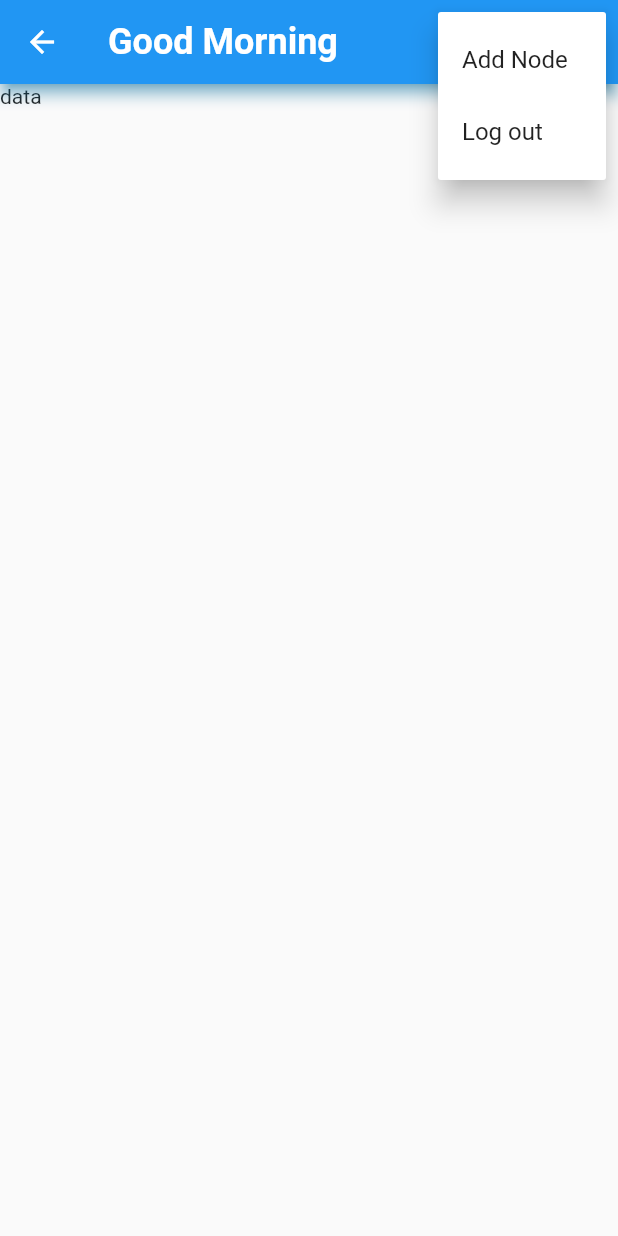
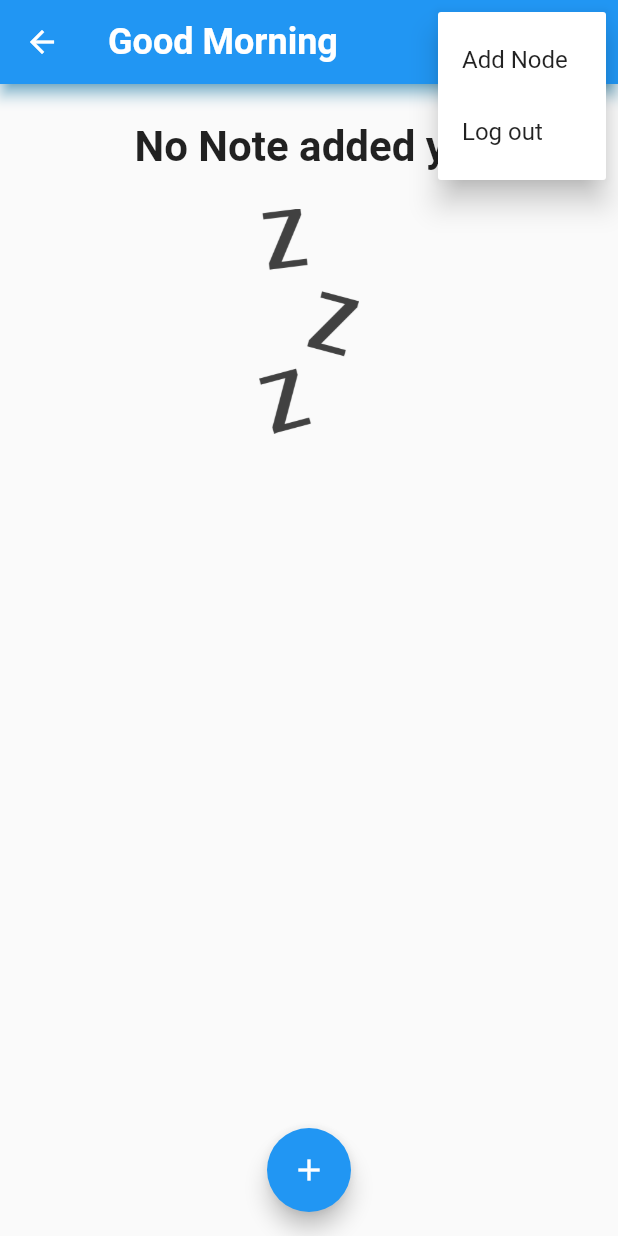
Before and after one commit to hassanbileh/firstNotes, a Flutter app: the MainUi screen opened by its route, after a tap on the "more vert" icon, on a phone screen of 412 x 824 dp. Run offline on Flutter 3.47's test engine with Material 2 defaults, Android fonts, the phone set to English and light mode, and no system bars; our stand-ins replace firebase_auth, firebase_core; accounts and stored records are empty; network calls fail.

Commit message:
Step-4.1

```diff
--- a/lib/widgets/main_ui.dart
+++ b/lib/widgets/main_ui.dart
@@ -1,11 +1,12 @@
 import 'package:firebase_auth/firebase_auth.dart';
 import 'package:flutter/material.dart';
-import '../models/node.dart';
+import '../models/note.dart';
 import './new_node.dart';
 import 'dart:developer' as devtools show log; //? log est une alternative a print
+import 'note_list.dart';
+
 /*? on import slmnt log grace a show et specifie ce log
 garce a devtool pour qu'il soit pas melangé avec les autres log */
-
 
 enum MenuAction {
   addNewNode,
@@ -13,14 +14,15 @@ enum MenuAction {
 }
 
 class MainUi extends StatefulWidget {
-  const MainUi({super.key});
+  const MainUi();
 
   @override
   State<MainUi> createState() => _MainUiState();
 }
 
 class _MainUiState extends State<MainUi> {
-  List<Note> _userNodes = [];
+  //Liste des Notes
+  final List<Note> _userNotes = [];
 
   // ? Fonction de Greeting par rapport a l'heure
   String _greeting() {
@@ -50,17 +52,8 @@ class _MainUiState extends State<MainUi> {
       text: txNode,
     );
     setState(() {
-      _userNodes.add(newNd);
+      _userNotes.add(newNd);
     });
-  }
-
-  void logout() {
-    final user = FirebaseAuth.instance.currentUser;
-    if (user != null) {
-      user.reload();
-    } else {
-      return;
-    }
   }
 
   @override
@@ -70,7 +63,7 @@ class _MainUiState extends State<MainUi> {
         title: Padding(
           padding: const EdgeInsets.only(top: 8.0, bottom: 8.0, right: 50.0),
           child: Text(
-            style: TextStyle(
+            style: const TextStyle(
               fontSize: 24,
               fontWeight: FontWeight.bold,
             ),
@@ -82,30 +75,37 @@ class _MainUiState extends State<MainUi> {
           //? PopupMenuButton
           //? on crée d'abord le MenuAction enum et on l'utilise dans PopMenuButton
           PopupMenuButton<MenuAction>(
-            onSelected: (value) async{
+            onSelected: (value) async {
               switch (value) {
                 case MenuAction.addNewNode:
                   return _startAddNewNode(context);
                 case MenuAction.logout:
-
                   final shouldLogout = await showAlertDialog(context);
                   devtools.log(shouldLogout.toString());
-                  if (shouldLogout){
+                  if (shouldLogout) {
+                    //? en cas de deconnexion
                     await FirebaseAuth.instance.signOut();
-                    Navigator.of(context).pushNamedAndRemoveUntil('/login', (_) => false);
+                    setState(() {
+                      Navigator.of(context)
+                        .pushNamedAndRemoveUntil('/login', (_) => false);
+                    });
+
                   }
 
                   break;
                 default:
               }
             },
+
+            // Menu Action builder
             itemBuilder: (value) {
               return [
-                const PopupMenuItem<MenuAction>(
+                //? Popup du menuItem
+                 PopupMenuItem<MenuAction>(
                   value: MenuAction.addNewNode,
                   child: Text('Add Node'),
                 ),
-                const PopupMenuItem<MenuAction>(
+                 PopupMenuItem<MenuAction>(
                   value: MenuAction.logout,
                   child: Text('Log out'),
                 ),
@@ -114,7 +114,15 @@ class _MainUiState extends State<MainUi> {
           )
         ],
       ),
-      body: const Text('data'),
+      body: Column(children: [
+
+        NoteList(_userNotes),
+      ]),
+      floatingActionButtonLocation: FloatingActionButtonLocation.centerFloat,
+      floatingActionButton: FloatingActionButton(
+        child: const Icon(Icons.add),
+        onPressed: () => _startAddNewNode(context),
+      ),
     );
   }
 }
@@ -132,12 +140,15 @@ Future<bool> showAlertDialog(BuildContext context) {
         ),
         content: const Text('Are you sure to logout'),
         actions: [
+          // Cancel logout
           TextButton(
             onPressed: () {
               Navigator.of(context).pop(false);
             },
             child: const Text('Cancel'),
           ),
+
+          // Confirme logout
           TextButton(
             onPressed: () {
               Navigator.of(context).pop(true);
--- /dev/null
+++ b/lib/widgets/note_list.dart
@@ -0,0 +1,79 @@
+import 'package:flutter/material.dart';
+
+import '../models/note.dart';
+
+class NoteList extends StatelessWidget {
+  List<Note> notes = [];
+  NoteList(this.notes);
+
+  @override
+  Widget build(BuildContext context) {
+    return Container(
+      child: notes.isEmpty
+          ? Container(
+              height: 300,
+              child: Center(
+                child: Column(
+                  crossAxisAlignment: CrossAxisAlignment.center,
+                  children: [
+                    const SizedBox(
+                      height: 25,
+                    ),
+                    const Text(
+                      'No Note added yet',
+                      style: TextStyle(
+                        fontWeight: FontWeight.bold,
+                        fontSize: 28,
+                      ),
+                    ),
+                    const SizedBox(
+                      height: 25,
+                    ),
+                    SizedBox(
+                        height: 150,
+                        child: Image.asset(
+                          'lib/images/waiting.png',
+                          fit: BoxFit.cover,
+                        )),
+                  ],
+                ),
+              ),
+            )
+          : ListView.builder(
+              itemBuilder: (context, index) {
+                return Card(
+                  elevation: 7,
+                  child: Column(
+                    children: [
+                      const Text(
+                        'Recent Notes',
+                        style: TextStyle(
+                          color: Colors.black,
+                          fontSize: 28,
+                          fontWeight: FontWeight.bold,
+                        ),
+                      ),
+                      const SizedBox(
+                        height: 30,
+                      ),
+                      Row(
+                        mainAxisAlignment: MainAxisAlignment.spaceBetween,
+                        children: [
+                          Column(
+                            crossAxisAlignment: CrossAxisAlignment.end,
+                            children: [
+                              Text(notes[index].title,),
+                              Text(notes[index].text,),
+                            ],
+                          )
+                        ],
+                      ),
+                    ],
+                  ),
+                );
+              },
+              itemCount: notes.length,
+            ),
+    );
+  }
+}
```
Also changed, not shown: lib/main.dart (+9 -21 lines), lib/widgets/login_view.dart (+12 -9 lines), lib/widgets/new_node.dart (+15 -13 lines), lib/widgets/register_view.dart (+24 -8 lines), lib/widgets/verif_email.dart (+34 -4 lines), lib/models/note.dart (renamed from lib/models/node.dart).
